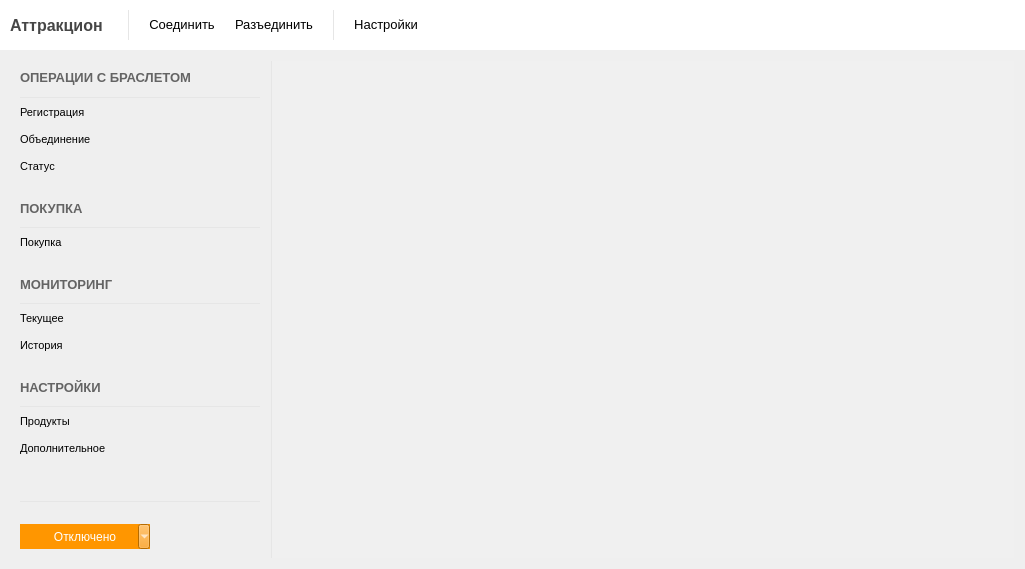
Old version of the form Client/MainWindow.ui in the repository Baxulio/Attraction.
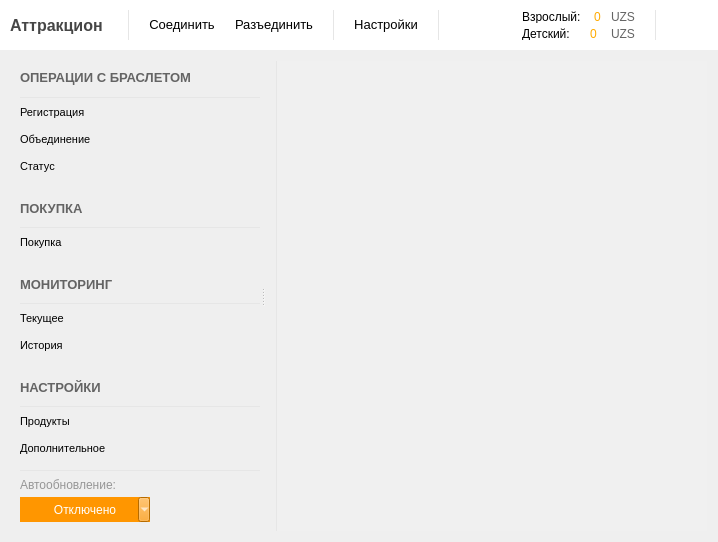
New version of the form. Icons and pictures are not drawn.

```diff
--- a/Client/MainWindow.ui
+++ b/Client/MainWindow.ui
@@ -6,8 +6,8 @@
    <rect>
     <x>0</x>
     <y>0</y>
-    <width>1025</width>
-    <height>569</height>
+    <width>718</width>
+    <height>542</height>
    </rect>
   </property>
   <property name="windowTitle">
@@ -63,7 +63,7 @@
       <property name="maximumSize">
        <size>
         <width>16777215</width>
-        <height>60</height>
+        <height>50</height>
        </size>
       </property>
       <property name="styleSheet">
@@ -233,6 +233,34 @@
          </property>
         </widget>
        </item>
+       <item>
+        <widget class="Line" name="line_13">
+         <property name="minimumSize">
+          <size>
+           <width>1</width>
+           <height>0</height>
+          </size>
+         </property>
+         <property name="maximumSize">
+          <size>
+           <width>1</width>
+           <height>16777215</height>
+          </size>
+         </property>
+         <property name="styleSheet">
+          <string notr="true">background-color:rgba(230, 230, 230, 255);</string>
+         </property>
+         <property name="frameShadow">
+          <enum>QFrame::Sunken</enum>
+         </property>
+         <property name="lineWidth">
+          <number>0</number>
+         </property>
+         <property name="orientation">
+          <enum>Qt::Vertical</enum>
+         </property>
+        </widget>
+       </item>
        <item>
         <spacer name="horizontalSpacer">
          <property name="orientation">
@@ -246,6 +274,112 @@
          </property>
         </spacer>
        </item>
+       <item>
+        <layout class="QVBoxLayout" name="verticalLayout_2">
+         <property name="spacing">
+          <number>5</number>
+         </property>
+         <property name="rightMargin">
+          <number>0</number>
+         </property>
+         <item>
+          <layout class="QHBoxLayout" name="horizontalLayout_5">
+           <property name="spacing">
+            <number>10</number>
+           </property>
+           <item>
+            <widget class="QLabel" name="label">
+             <property name="text">
+              <string>Взрослый: </string>
+             </property>
+            </widget>
+           </item>
+           <item>
+            <widget class="QLabel" name="adult_tariff_price_label">
+             <property name="styleSheet">
+              <string notr="true">color: rgb(255, 170, 0);</string>
+             </property>
+             <property name="text">
+              <string>0</string>
+             </property>
+            </widget>
+           </item>
+           <item>
+            <widget class="QLabel" name="label_7">
+             <property name="styleSheet">
+              <string notr="true">color: rgb(100, 100, 100);</string>
+             </property>
+             <property name="text">
+              <string>UZS</string>
+             </property>
+            </widget>
+           </item>
+          </layout>
+         </item>
+         <item>
+          <layout class="QHBoxLayout" name="horizontalLayout_6">
+           <property name="spacing">
+            <number>10</number>
+           </property>
+           <item>
+            <widget class="QLabel" name="label_8">
+             <property name="text">
+              <string>Детский:   </string>
+             </property>
+            </widget>
+           </item>
+           <item>
+            <widget class="QLabel" name="children_tariff_price_label">
+             <property name="styleSheet">
+              <string notr="true">color: rgb(255, 170, 0);</string>
+             </property>
+             <property name="text">
+              <string>0</string>
+             </property>
+            </widget>
+           </item>
+           <item>
+            <widget class="QLabel" name="label_11">
+             <property name="styleSheet">
+              <string notr="true">color: rgb(100, 100, 100);</string>
+             </property>
+             <property name="text">
+              <string>UZS</string>
+             </property>
+            </widget>
+           </item>
+          </layout>
+         </item>
+        </layout>
+       </item>
+       <item>
+        <widget class="Line" name="line_14">
+         <property name="minimumSize">
+          <size>
+           <width>1</width>
+           <height>0</height>
+          </size>
+         </property>
+         <property name="maximumSize">
+          <size>
+           <width>1</width>
+           <height>16777215</height>
+          </size>
+         </property>
+         <property name="styleSheet">
+          <string notr="true">background-color:rgba(230, 230, 230, 255);</string>
+         </property>
+         <property name="frameShadow">
+          <enum>QFrame::Sunken</enum>
+         </property>
+         <property name="lineWidth">
+          <number>0</number>
+         </property>
+         <property name="orientation">
+          <enum>Qt::Vertical</enum>
+         </property>
+        </widget>
+       </item>
        <item>
         <widget class="QPushButton" name="aboutButton">
          <property name="cursor">
@@ -278,7 +412,7 @@
        <enum>Qt::Horizontal</enum>
       </property>
       <property name="handleWidth">
-       <number>0</number>
+       <number>5</number>
       </property>
       <widget class="QFrame" name="frame">
        <property name="maximumSize">
@@ -943,6 +1077,27 @@
          </widget>
         </item>
         <item>
+         <layout class="QVBoxLayout" name="verticalLayout_7">
+          <property name="spacing">
+           <number>5</number>
+          </property>
+          <property name="topMargin">
+           <number>5</number>
+          </property>
+          <property name="bottomMargin">
+           <number>0</number>
+          </property>
+          <item>
+           <widget class="QLabel" name="label_12">
+            <property name="styleSheet">
+             <string notr="true">color: rgb(150, 150, 150);</string>
+            </property>
+            <property name="text">
+             <string>Автообновление:</string>
+            </property>
+           </widget>
+          </item>
+          <item>
          <layout class="QHBoxLayout" name="horizontalLayout_3">
           <property name="spacing">
            <number>0</number>
@@ -951,7 +1106,7 @@
            <number>0</number>
           </property>
           <property name="topMargin">
-           <number>20</number>
+             <number>0</number>
           </property>
           <property name="rightMargin">
            <number>10</number>
@@ -1017,6 +1172,8 @@
              </size>
             </property>
            </spacer>
+            </item>
+           </layout>
           </item>
          </layout>
         </item>
```
Lines whose indentation alone changed are shown as unchanged.
